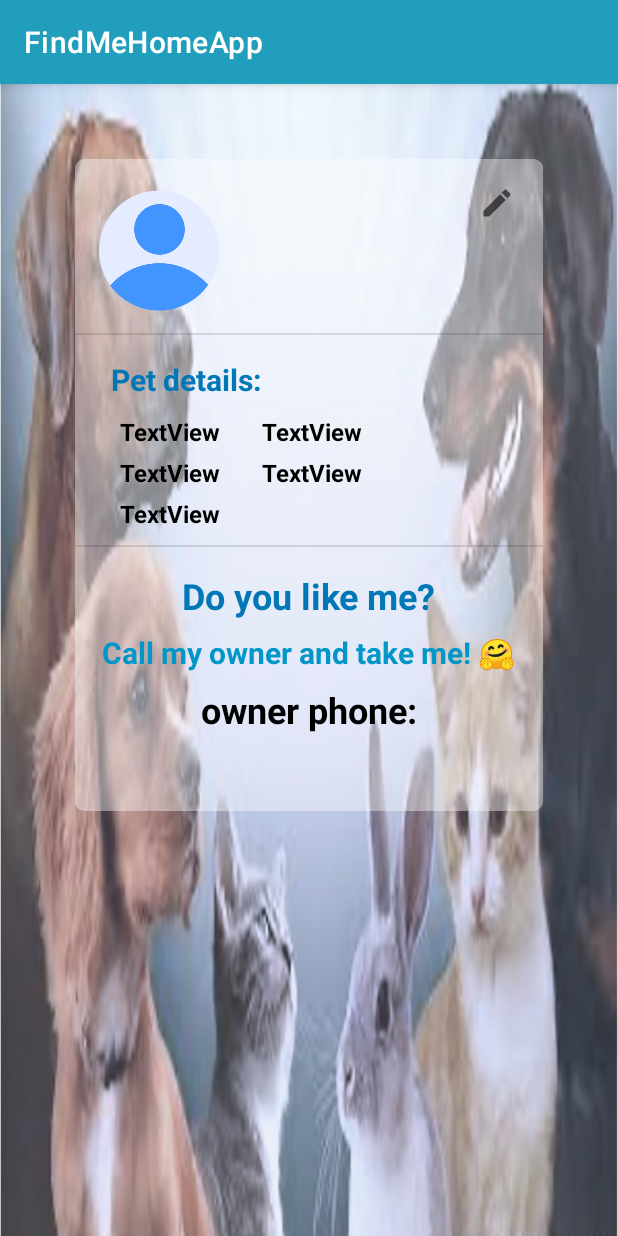
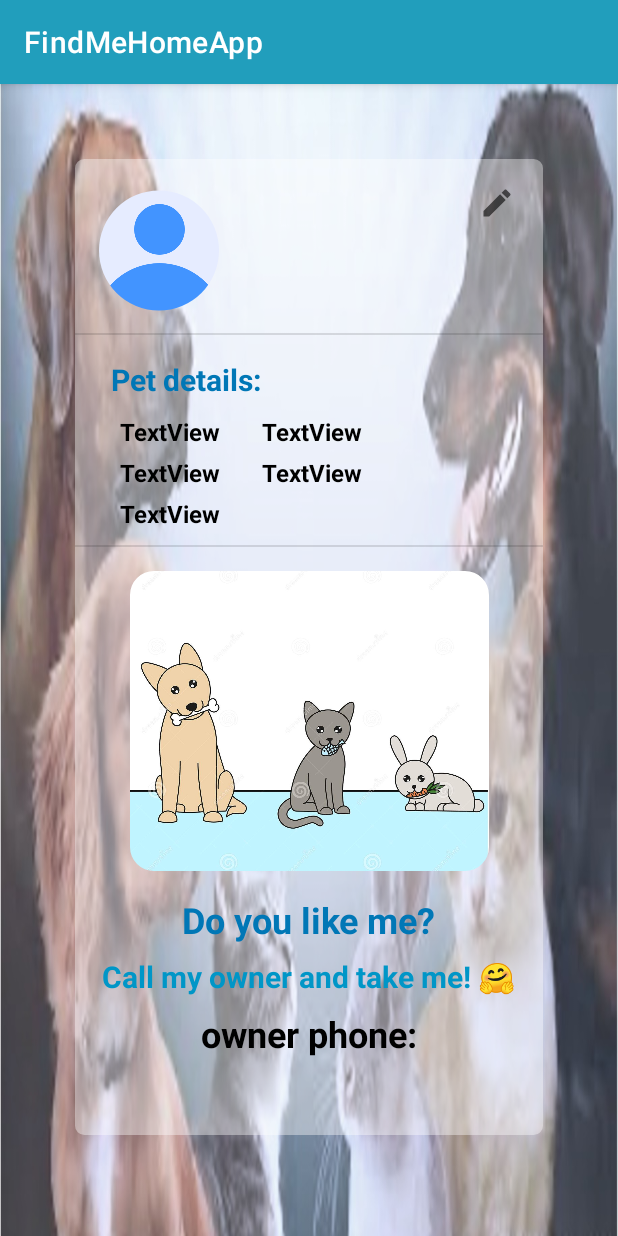
Before and after one commit to kelysot/FindMeHomeApp, an Android app: the fragment PostFragment shown on its own in the app's theme, on a phone screen of 412 x 824 dp. Run offline under Robolectric (Android 15) with nearby library versions, the light colour scheme and no system bars; our stand-ins replace CircleImageView, Firebase (no records; nobody signed in at launch, a user with empty details on screens opened directly), Picasso, Room's generated code; 23 statements that could not run were skipped.

Commit message:
Fix photo refresh in Home, Post and Profile fragments.

```diff
--- a/app/src/main/java/com/example/findmehomeapp/ui/Post/PostFragment.java
+++ b/app/src/main/java/com/example/findmehomeapp/ui/Post/PostFragment.java
@@ -88,7 +88,10 @@ public class PostFragment extends Fragment {
                 Picasso.get().load(viewModel.getData().getImage()).into(petImage);
             }
             else {
-                petImage.setVisibility(View.GONE);
+                Picasso.get()
+                        .load(R.drawable.cat_dog_rabbit).resize(250, 180)
+                        .centerCrop()
+                        .into(petImage);
             }
 
             Model.instance.getUserById(viewModel.getData().getUserId(), new Model.GetUserById() {
--- a/app/src/main/java/com/example/findmehomeapp/ui/Profile/ProfileFragment.java
+++ b/app/src/main/java/com/example/findmehomeapp/ui/Profile/ProfileFragment.java
@@ -170,7 +170,10 @@ public class ProfileFragment extends Fragment {
                 Picasso.get().load(post.getImage()).into(holder.petImage);
             }
             else {
-                holder.petImage.setVisibility(View.GONE);
+                Picasso.get()
+                        .load(R.drawable.cat_dog_rabbit).resize(250, 180)
+                        .centerCrop()
+                        .into(holder.petImage);
             }
 
             profileViewModel.GetUserById(post.getUserId(), user -> {
--- a/app/src/main/java/com/example/findmehomeapp/ui/home/HomeFragment.java
+++ b/app/src/main/java/com/example/findmehomeapp/ui/home/HomeFragment.java
@@ -176,7 +176,10 @@ public class HomeFragment extends Fragment {
                 Picasso.get().load(post.getImage()).into(holder.petImage);
             }
             else {
-                holder.petImage.setVisibility(View.GONE);
+                Picasso.get()
+                        .load(R.drawable.cat_dog_rabbit).resize(250, 180)
+                        .centerCrop()
+                        .into(holder.petImage);
             }
 
             homeViewModel.GetUserById(post.getUserId(), user -> {
```
